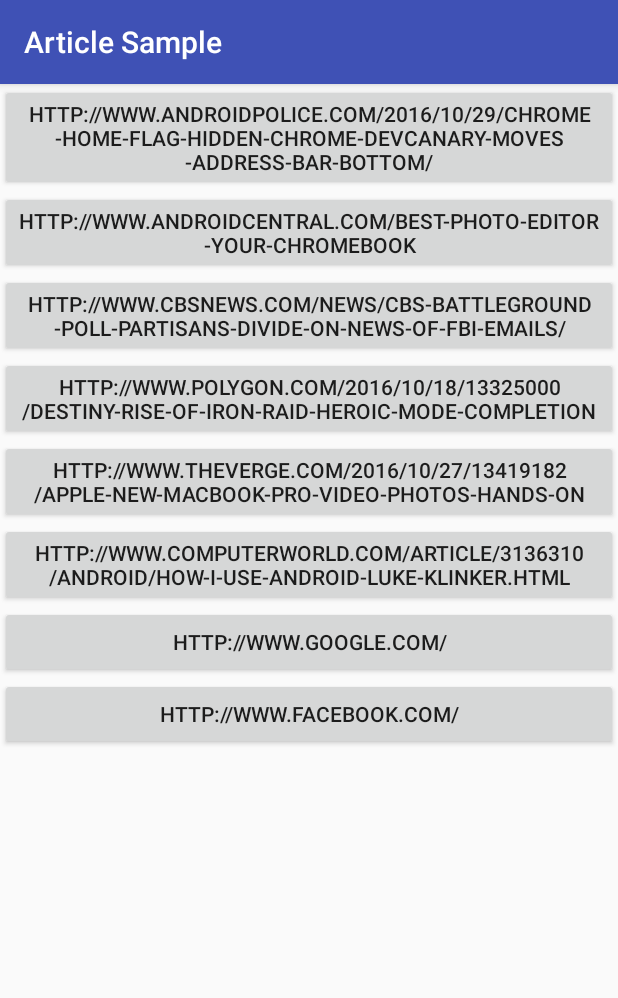
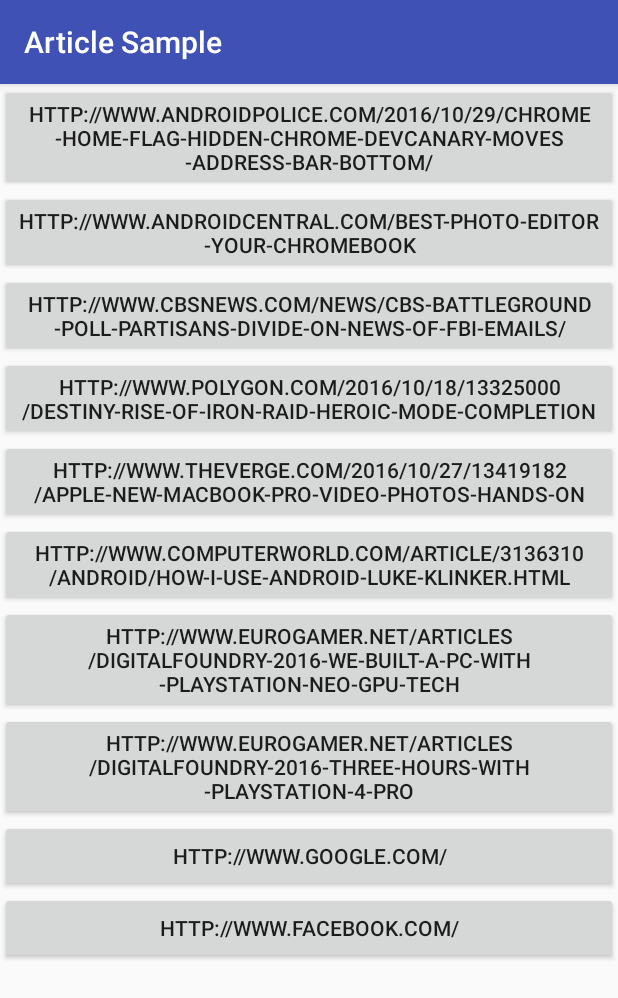
Before and after one commit to klinker41/article-android, an Android app: the screen it shows after launch (SampleActivity), on a phone screen of 412 x 824 dp. Shown: the top 998 px of the screen. Run offline under Robolectric (Android 15) with nearby library versions, the phone set to English and light mode, and no system bars.

Commit message:
add a few more samples

```diff
--- a/library/src/main/java/xyz/klinker/android/article/ArticleAdapter.java
+++ b/library/src/main/java/xyz/klinker/android/article/ArticleAdapter.java
@@ -149,7 +149,7 @@ public class ArticleAdapter extends RecyclerView.Adapter<RecyclerView.ViewHolder
     }
 
     private boolean isImageUrl(String src) {
-        return src.endsWith(".jpg") || src.endsWith(".png") || src.endsWith(".gif");
+        return src.endsWith("jpg") || src.endsWith("png") || src.endsWith("gif");
     }
 
     @Override
--- a/sample/src/main/res/layout/activity_main.xml
+++ b/sample/src/main/res/layout/activity_main.xml
@@ -73,6 +73,18 @@
             android:id="@+id/link8"
             android:text="@string/link8"/>
 
+        <Button
+            android:layout_width="match_parent"
+            android:layout_height="wrap_content"
+            android:id="@+id/link9"
+            android:text="@string/link9"/>
+
+        <Button
+            android:layout_width="match_parent"
+            android:layout_height="wrap_content"
+            android:id="@+id/link10"
+            android:text="@string/link10"/>
+
     </LinearLayout>
 
 </ScrollView>
--- a/sample/src/main/res/values/strings.xml
+++ b/sample/src/main/res/values/strings.xml
@@ -23,7 +23,9 @@
     <string name="link4">http://www.polygon.com/2016/10/18/13325000/destiny-rise-of-iron-raid-heroic-mode-completion</string>
     <string name="link5">http://www.theverge.com/2016/10/27/13419182/apple-new-macbook-pro-video-photos-hands-on</string>
     <string name="link6">http://www.computerworld.com/article/3136310/android/how-i-use-android-luke-klinker.html</string>
-    <string name="link7">http://www.google.com/</string>
-    <string name="link8">http://www.facebook.com/</string>
+    <string name="link7">http://www.eurogamer.net/articles/digitalfoundry-2016-we-built-a-pc-with-playstation-neo-gpu-tech</string>
+    <string name="link8">http://www.eurogamer.net/articles/digitalfoundry-2016-three-hours-with-playstation-4-pro</string>
+    <string name="link9">http://www.google.com/</string>
+    <string name="link10">http://www.facebook.com/</string>
 
 </resources>
```
